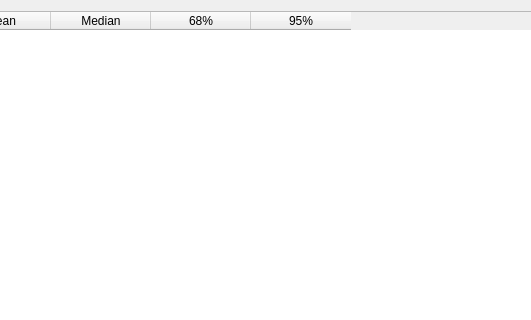
Above: plotjuggler_app/statistics_dialog.ui from CSTG-yf/plotjuggler2.0 before the change; both pictures show x 461 to 992 and y 0 to 320 of the 1200 by 595 pixel window. Below: the same form after it.
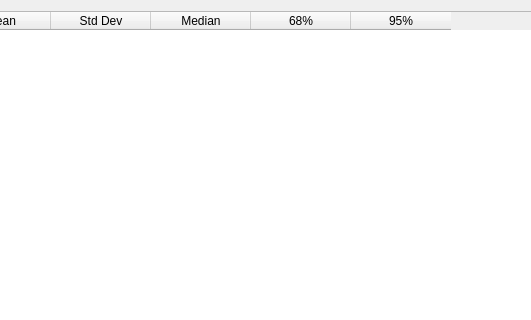
That is the form after the change.

Commit message: 增加 标准差计算

Patch:
```diff
--- a/plotjuggler_app/statistics_dialog.ui
+++ b/plotjuggler_app/statistics_dialog.ui
@@ -50,6 +50,11 @@
        <string>Mean</string>
       </property>
      </column>
+	<column>
+      <property name="text">
+       <string>Std Dev</string>
+      </property>
+     </column>
      <column>
       <property name="text">
        <string>Median</string>
```
The commit also changes 2 other files.
